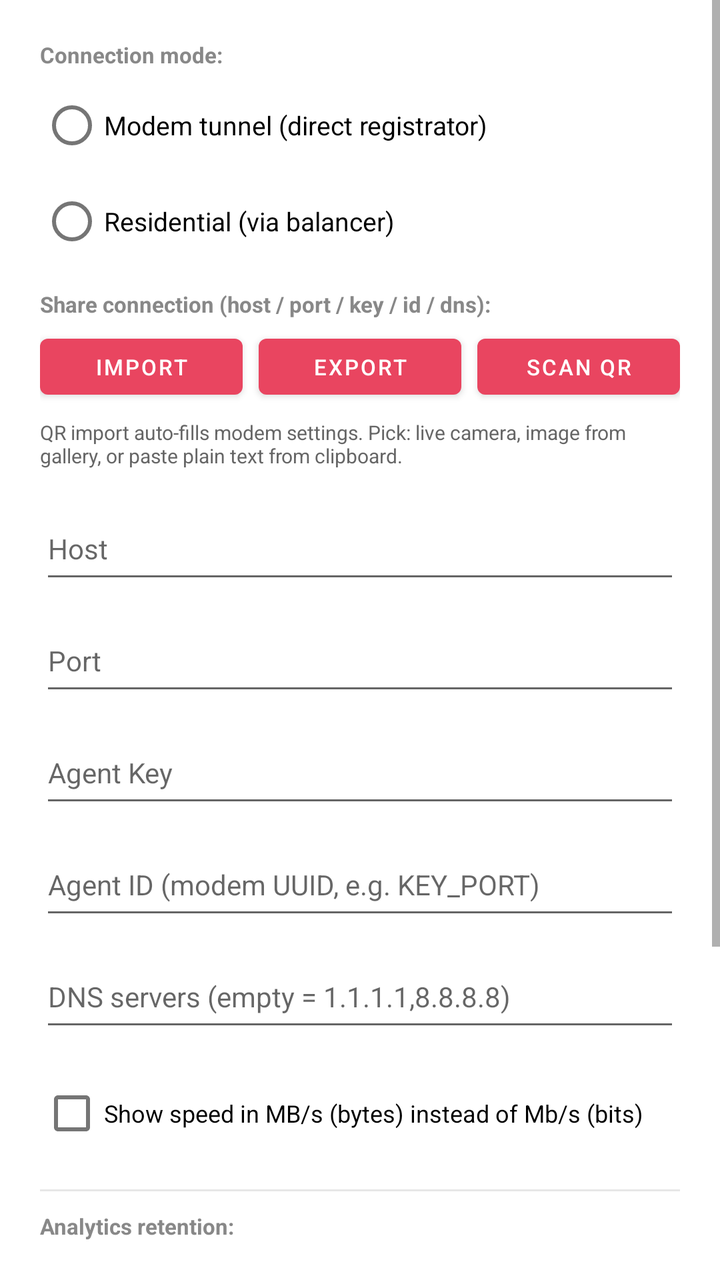
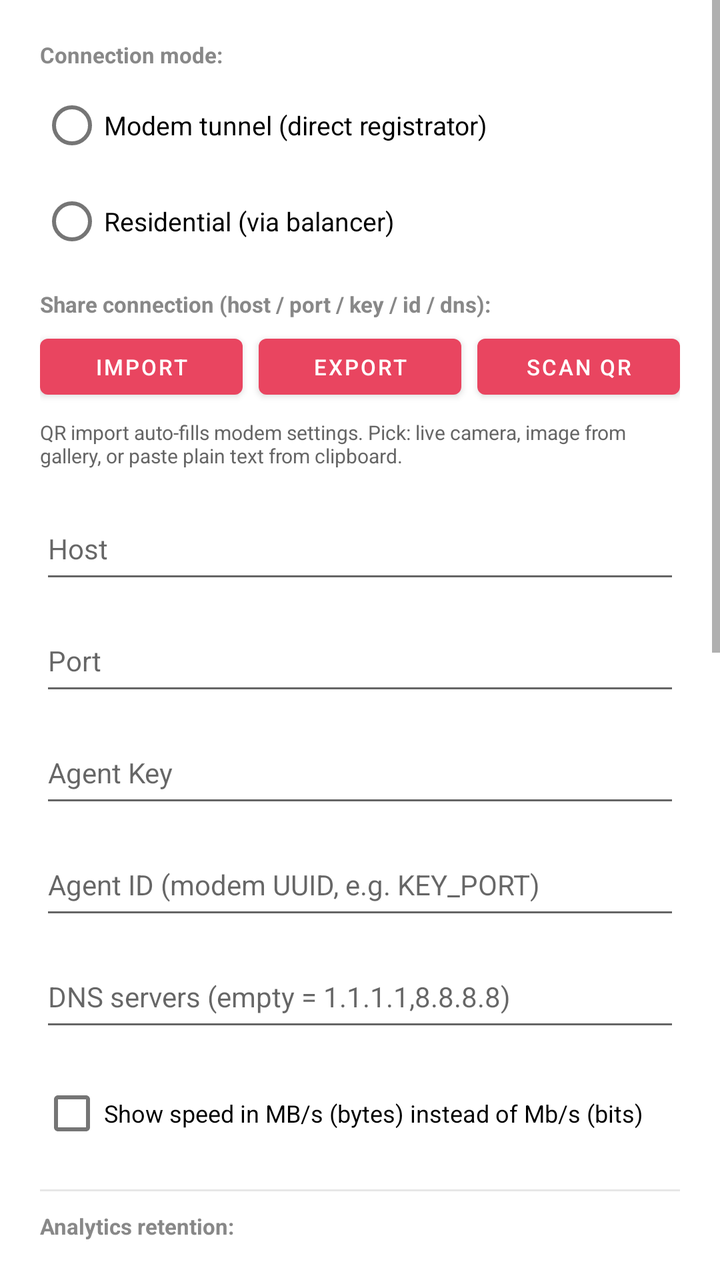

The first picture is an Android layout as it rendered before a commit; the second is the same layout after the commit. The layout source and the unified diff follow.
<!-- AndroidManifest.xml: application theme Theme.AndroidProxyApp -->
<!-- res/layout/dialog_settings.xml -->
<?xml version="1.0" encoding="utf-8"?>
<ScrollView xmlns:android="http://schemas.android.com/apk/res/android"
    android:layout_width="match_parent"
    android:layout_height="wrap_content">

<LinearLayout
    android:layout_width="match_parent"
    android:layout_height="wrap_content"
    android:orientation="vertical"
    android:padding="20dp">

    <TextView
        android:layout_width="wrap_content"
        android:layout_height="wrap_content"
        android:text="Connection mode:"
        android:textSize="11sp"
        android:textStyle="bold"
        android:textColor="#888888"
        android:layout_marginBottom="4dp" />

    <RadioGroup
        android:id="@+id/rgMode"
        android:layout_width="match_parent"
        android:layout_height="wrap_content"
        android:orientation="vertical"
        android:layout_marginBottom="10dp">
        <RadioButton
            android:id="@+id/rbModeModem"
            android:layout_width="wrap_content"
            android:layout_height="wrap_content"
            android:text="Modem tunnel (direct registrator)"
            android:textSize="13sp" />
        <RadioButton
            android:id="@+id/rbModeBalancer"
            android:layout_width="wrap_content"
            android:layout_height="wrap_content"
            android:text="Residential (via balancer)"
            android:textSize="13sp" />
    </RadioGroup>

    <TextView
        android:layout_width="wrap_content"
        android:layout_height="wrap_content"
        android:text="Share connection (host / port / key / id / dns):"
        android:textSize="11sp"
        android:textStyle="bold"
        android:textColor="#888888"
        android:layout_marginBottom="4dp" />

    <LinearLayout
        android:layout_width="match_parent"
        android:layout_height="wrap_content"
        android:orientation="horizontal"
        android:layout_marginBottom="6dp">
        <Button
            android:id="@+id/btnImport"
            android:layout_width="0dp"
            android:layout_weight="1"
            android:layout_height="40dp"
            android:text="IMPORT"
            android:textSize="11sp"
            android:layout_marginEnd="4dp" />
        <Button
            android:id="@+id/btnExport"
            android:layout_width="0dp"
            android:layout_weight="1"
            android:layout_height="40dp"
            android:text="EXPORT"
            android:textSize="11sp"
            android:layout_marginStart="4dp"
            android:layout_marginEnd="4dp" />
        <Button
            android:id="@+id/btnScanQr"
            android:layout_width="0dp"
            android:layout_weight="1"
            android:layout_height="40dp"
            android:text="SCAN QR"
            android:textSize="11sp"
            android:layout_marginStart="4dp" />
    </LinearLayout>

    <TextView
        android:id="@+id/tvScanQrHint"
        android:layout_width="match_parent"
        android:layout_height="wrap_content"
        android:text="QR import auto-fills modem settings. Pick: live camera, image from gallery, or paste plain text from clipboard."
        android:textSize="10sp"
        android:textColor="#666666"
        android:layout_marginBottom="14dp" />

    <EditText
        android:id="@+id/etHost"
        android:layout_width="match_parent"
        android:layout_height="48dp"
        android:hint="Host"
        android:inputType="text"
        android:textSize="14sp"
        android:layout_marginBottom="8dp" />

    <EditText
        android:id="@+id/etPort"
        android:layout_width="match_parent"
        android:layout_height="48dp"
        android:hint="Port"
        android:inputType="number"
        android:textSize="14sp"
        android:layout_marginBottom="8dp" />

    <EditText
        android:id="@+id/etKey"
        android:layout_width="match_parent"
        android:layout_height="48dp"
        android:hint="Agent Key"
        android:inputType="text"
        android:textSize="14sp"
        android:layout_marginBottom="8dp" />

    <EditText
        android:id="@+id/etId"
        android:layout_width="match_parent"
        android:layout_height="48dp"
        android:hint="Agent ID (modem UUID, e.g. KEY_PORT)"
        android:inputType="text"
        android:textSize="14sp"
        android:layout_marginBottom="8dp" />

    <EditText
        android:id="@+id/etDns"
        android:layout_width="match_parent"
        android:layout_height="48dp"
        android:hint="DNS servers (empty = 1.1.1.1,8.8.8.8)"
        android:inputType="text"
        android:textSize="14sp"
        android:layout_marginBottom="12dp" />

    <CheckBox
        android:id="@+id/cbSpeedBytes"
        android:layout_width="wrap_content"
        android:layout_height="wrap_content"
        android:text="Show speed in MB/s (bytes) instead of Mb/s (bits)"
        android:textSize="12sp" />

    <View
        android:layout_width="match_parent"
        android:layout_height="1dp"
        android:layout_marginTop="14dp"
        android:layout_marginBottom="10dp"
        android:background="#33888888" />

    <TextView
        android:layout_width="wrap_content"
        android:layout_height="wrap_content"
        android:text="Analytics retention:"
        android:textSize="11sp"
        android:textStyle="bold"
        android:textColor="#888888"
        android:layout_marginBottom="4dp" />

    <Spinner
        android:id="@+id/spRetention"
        android:layout_width="match_parent"
        android:layout_height="44dp"
        android:layout_marginBottom="6dp" />

    <TextView
        android:layout_width="match_parent"
        android:layout_height="wrap_content"
        android:text="Older buckets are deleted on app launch. Storage grows ~1MB per active day."
        android:textSize="10sp"
        android:textColor="#666666"
        android:layout_marginBottom="6dp" />

    <View
        android:layout_width="match_parent"
        android:layout_height="1dp"
        android:layout_marginTop="14dp"
        android:layout_marginBottom="10dp"
        android:background="#33888888" />

    <TextView
        android:layout_width="wrap_content"
        android:layout_height="wrap_content"
        android:text="Engine:"
        android:textSize="11sp"
        android:textStyle="bold"
        android:textColor="#888888"
        android:layout_marginBottom="4dp" />

    <RadioGroup
        android:id="@+id/rgEngine"
        android:layout_width="match_parent"
        android:layout_height="wrap_content"
        android:orientation="vertical">
        <RadioButton
            android:id="@+id/rbEngineBinary"
            android:layout_width="wrap_content"
            android:layout_height="wrap_content"
            android:text="Binary subprocess (default)"
            android:textSize="13sp" />
        <RadioButton
            android:id="@+id/rbEngineAar"
            android:layout_width="wrap_content"
            android:layout_height="wrap_content"
            android:text="In-process AAR (gomobile)"
            android:textSize="13sp" />
    </RadioGroup>

</LinearLayout>
</ScrollView>
<!-- resources referenced by this layout -->
<resources>
  <style name="Theme.AndroidProxyApp" parent="Theme.MaterialComponents.DayNight.NoActionBar">
          <item name="colorPrimary">#e94560</item>
          <item name="colorPrimaryVariant">#c81d4e</item>
          <item name="colorOnPrimary">#ffffff</item>
          <item name="colorSecondary">#0f3460</item>
          <item name="colorSecondaryVariant">#16213e</item>
          <item name="colorOnSecondary">#ffffff</item>
          <item name="android:statusBarColor">#0f0f23</item>
          <item name="android:navigationBarColor">#0f0f23</item>
      </style>
</resources>

<!-- the commit's change to res/layout/dialog_settings.xml (unified diff, before → after) -->
@@ -205,5 +205,90 @@
             android:textSize="13sp" />
     </RadioGroup>
 
+    <View
+        android:layout_width="match_parent"
+        android:layout_height="1dp"
+        android:layout_marginTop="14dp"
+        android:layout_marginBottom="10dp"
+        android:background="#33888888" />
+
+    <TextView
+        android:layout_width="wrap_content"
+        android:layout_height="wrap_content"
+        android:text="IP rotation fallbacks (root required):"
+        android:textSize="11sp"
+        android:textStyle="bold"
+        android:textColor="#888888"
+        android:layout_marginBottom="4dp" />
+
+    <TextView
+        android:layout_width="match_parent"
+        android:layout_height="wrap_content"
+        android:text="Triggered only after the basic 2-step nuclear cycle fails to change the IP."
+        android:textSize="10sp"
+        android:textColor="#666666"
+        android:layout_marginBottom="8dp" />
+
+    <CheckBox
+        android:id="@+id/cbApnSwap"
+        android:layout_width="wrap_content"
+        android:layout_height="wrap_content"
+        android:text="APN swap"
+        android:textSize="12sp" />
+
+    <TextView
+        android:layout_width="match_parent"
+        android:layout_height="wrap_content"
+        android:text="Toggles preferred APN to an alternate entry and back, forcing two fresh PDP contexts. Effective only if the SIM has 2+ APNs configured."
+        android:textSize="10sp"
+        android:textColor="#666666"
+        android:layout_marginBottom="10dp" />
+
+    <CheckBox
+        android:id="@+id/cbImeiRotate"
+        android:layout_width="wrap_content"
+        android:layout_height="wrap_content"
+        android:text="IMEI rotation"
+        android:textSize="12sp" />
+
+    <TextView
+        android:layout_width="match_parent"
+        android:layout_height="wrap_content"
+        android:text="Invokes an identity-change command (needs a Magisk module installed) and re-attaches the radio under the new IMEI."
+        android:textSize="10sp"
+        android:textColor="#666666"
+        android:layout_marginBottom="6dp" />
+
+    <TextView
+        android:layout_width="wrap_content"
+        android:layout_height="wrap_content"
+        android:text="IMEI rotation method:"
+        android:textSize="11sp"
+        android:textColor="#888888"
+        android:layout_marginBottom="2dp" />
+
+    <Spinner
+        android:id="@+id/spImeiMethod"
+        android:layout_width="match_parent"
+        android:layout_height="44dp"
+        android:layout_marginBottom="6dp" />
+
+    <EditText
+        android:id="@+id/etImeiCustomCmd"
+        android:layout_width="match_parent"
+        android:layout_height="48dp"
+        android:hint="Custom root command (e.g. magisk-imei --random)"
+        android:inputType="text"
+        android:textSize="13sp"
+        android:layout_marginBottom="4dp" />
+
+    <TextView
+        android:layout_width="match_parent"
+        android:layout_height="wrap_content"
+        android:text="resetprop: spoofs IMEI via MagiskHidePropsConfig (Android-level only — modem may still report real IMEI). magisk-imei: assumes the magisk-imei CLI is on PATH. Custom: runs whatever you type as root."
+        android:textSize="10sp"
+        android:textColor="#666666"
+        android:layout_marginBottom="6dp" />
+
 </LinearLayout>
 </ScrollView>
